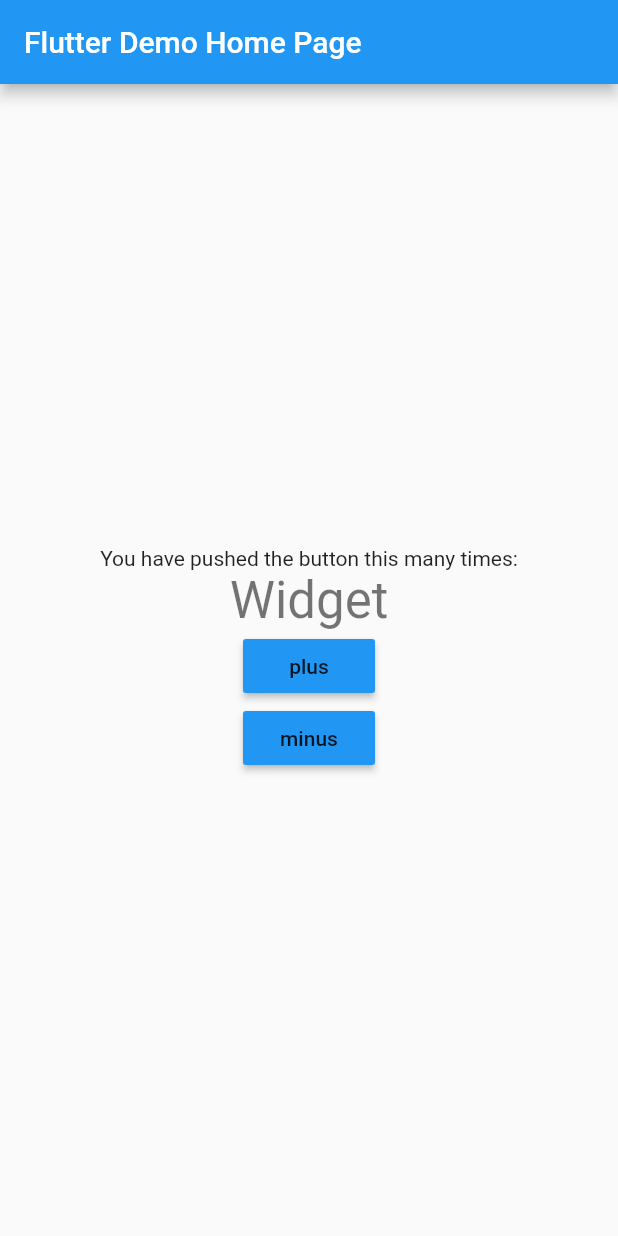
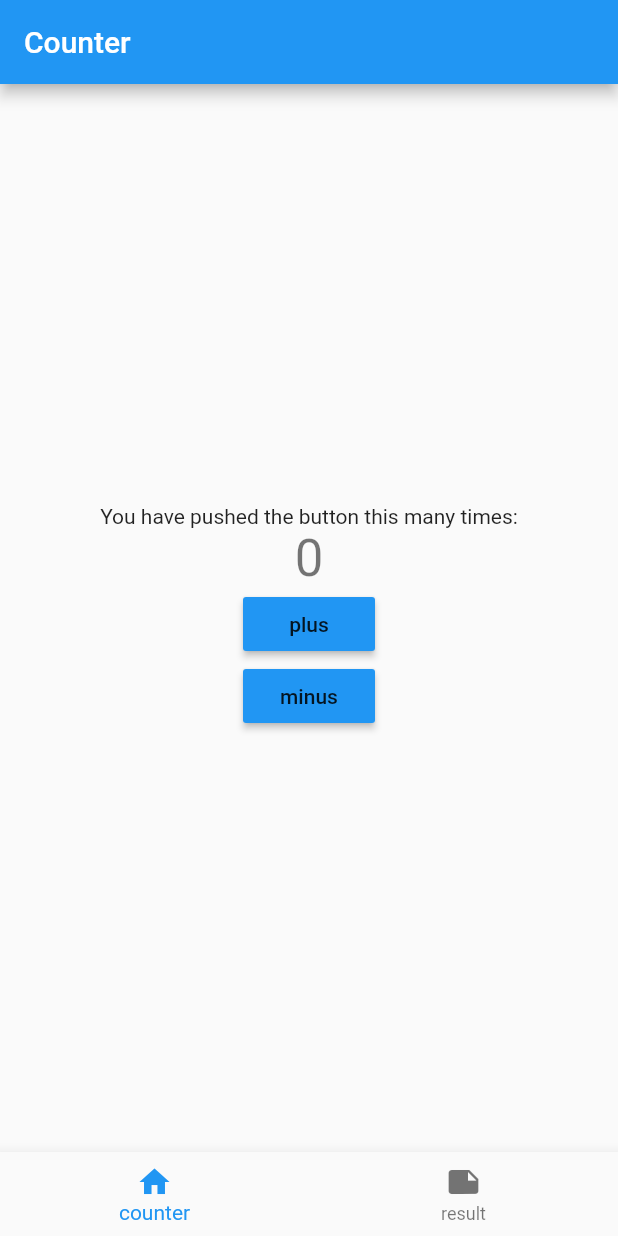
Before and after one commit to idonuntius/ReduxWithLibraries_Flutter, a Flutter app: the screen it shows after launch, on a phone screen of 412 x 824 dp. Run offline on Flutter 3.47's test engine with Material 2 defaults, Android fonts, the phone set to English and light mode, and no system bars; our stand-ins replace flutter_redux, redux.

Commit message:
[fix] Show BottomNavigation in MainPage

```diff
--- a/lib/main.dart
+++ b/lib/main.dart
@@ -21,7 +21,7 @@ class MyApp extends StatelessWidget {
         theme: ThemeData(
           primarySwatch: Colors.blue,
         ),
-        home: MainPage(title: 'Flutter Demo Home Page'),
+        home: MainPage(),
       ),
     );
   }
--- a/lib/presentation/view/main_page.dart
+++ b/lib/presentation/view/main_page.dart
@@ -1,60 +1,58 @@
 import 'package:flutter/material.dart';
-import 'package:flutter_redux/flutter_redux.dart';
-import 'package:redux_with_libraries_flutter/action/action.dart';
-import 'package:redux_with_libraries_flutter/presentation/viewmodel/main_viewmodel.dart';
-import 'package:redux_with_libraries_flutter/state/app_state.dart';
+import 'package:redux_with_libraries_flutter/presentation/view/counter_page.dart';
+import 'package:redux_with_libraries_flutter/presentation/view/result_page.dart';
 
 class MainPage extends StatefulWidget {
-  MainPage({Key key, this.title}) : super(key: key);
-
-  final String title;
-
   @override
   _MainPageState createState() => _MainPageState();
 }
 
 class _MainPageState extends State<MainPage> {
+  int _currentIndex = 0;
+
   @override
   Widget build(BuildContext context) {
-    return StoreConnector<AppState, MainViewModel>(
-      converter: (store) {
-        return MainViewModel(
-          count: store.state.count,
-          onPlus: () => store.dispatch(IncrementCountAction()),
-          onMinus: () => store.dispatch(DecrementCountAction()),
-        );
+    return Scaffold(
+      body: _buildStackedPagesWidget(),
+      bottomNavigationBar: _buildBottomNavigationBarWidget(),
+    );
+  }
+
+  Widget _buildStackedPagesWidget() {
+    return Stack(
+      children: <Widget>[
+        _buildOffstageWidget(0, CounterPage()),
+        _buildOffstageWidget(1, ResultPage()),
+      ],
+    );
+  }
+
+  Widget _buildOffstageWidget(int index, Widget page) {
+    return Offstage(
+      offstage: index != _currentIndex,
+      child: TickerMode(
+        enabled: index == _currentIndex,
+        child: page,
+      ),
+    );
+  }
+
+  Widget _buildBottomNavigationBarWidget() {
+    return BottomNavigationBar(
+      onTap: (index) {
+        setState(() => _currentIndex = index);
       },
-      builder: (context, viewmodel) {
-        return Scaffold(
-          appBar: AppBar(
-            title: Text(widget.title),
-          ),
-          body: Center(
-            child: Column(
-              mainAxisAlignment: MainAxisAlignment.center,
-              children: <Widget>[
-                Text(
-                  'You have pushed the button this many times:',
-                ),
-                Text(
-                  '${viewmodel.count}',
-                  style: Theme.of(context).textTheme.display1,
-                ),
-                RaisedButton(
-                  child: Text('plus'),
-                  onPressed: viewmodel.onPlus,
-                  color: Theme.of(context).primaryColor,
-                ),
-                RaisedButton(
-                  child: Text('minus'),
-                  onPressed: viewmodel.onMinus,
-                  color: Theme.of(context).primaryColor,
-                )
-              ],
-            ),
-          ),
-        );
-      },
+      currentIndex: _currentIndex,
+      items: [
+        BottomNavigationBarItem(
+          icon: Icon(Icons.home),
+          title: Text('counter'),
+        ),
+        BottomNavigationBarItem(
+          icon: Icon(Icons.note),
+          title: Text('result'),
+        ),
+      ],
     );
   }
 }
```
